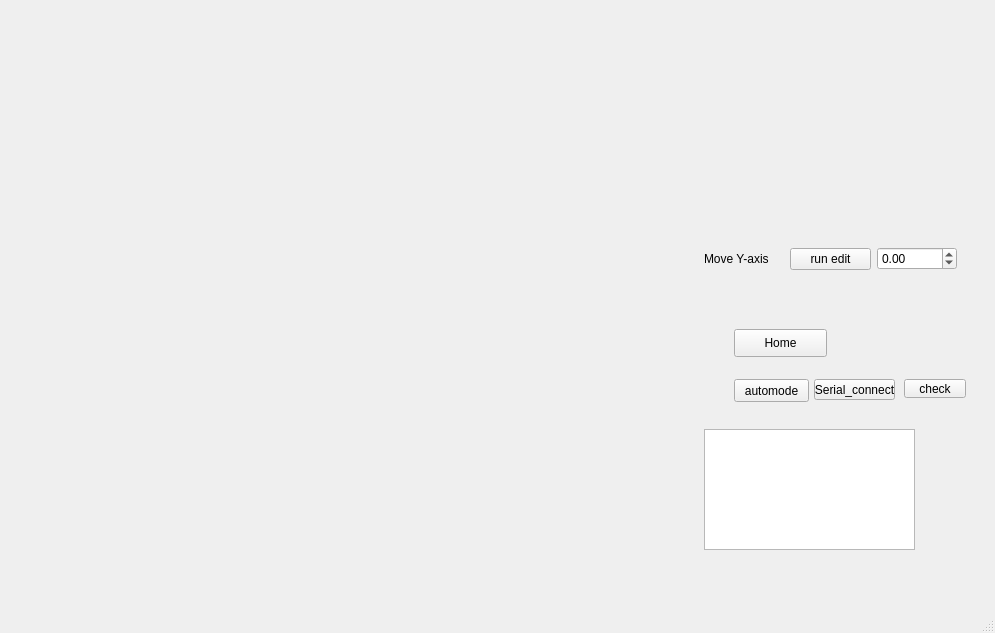
Old version of the form core/mainwindow.ui in the repository kmolLin/PAOM.
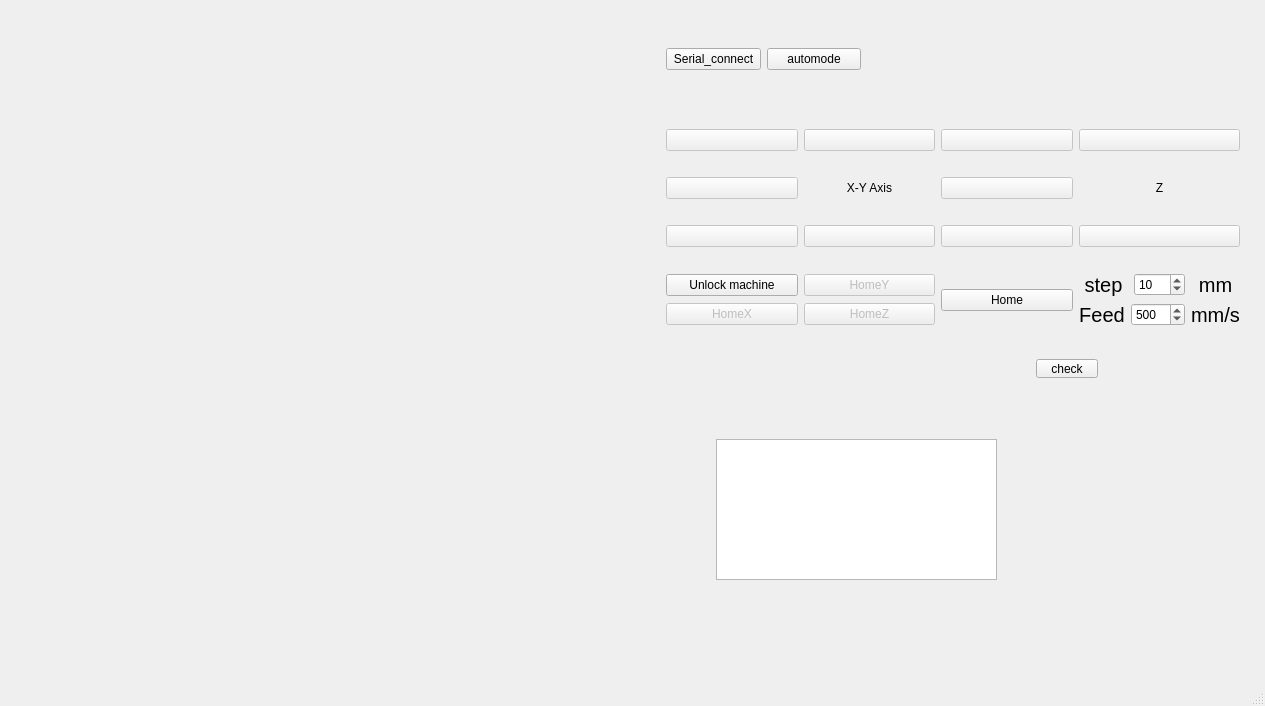
New version of the form. Icons and pictures are not drawn.

Diff of the .ui file:
```diff
--- a/core/mainwindow.ui
+++ b/core/mainwindow.ui
@@ -6,8 +6,8 @@
    <rect>
     <x>0</x>
     <y>0</y>
-    <width>995</width>
-    <height>633</height>
+    <width>1265</width>
+    <height>706</height>
    </rect>
   </property>
   <property name="windowTitle">
@@ -24,110 +24,25 @@
         </property>
        </widget>
       </item>
-      <item>
-       <widget class="QLabel" name="image2">
-        <property name="text">
-         <string/>
-        </property>
-       </widget>
-      </item>
       <item>
        <layout class="QHBoxLayout" name="test">
         <item>
          <widget class="QWidget" name="test_widget" native="true">
-          <widget class="QLabel" name="laplacian_label">
-           <property name="geometry">
-            <rect>
-             <x>60</x>
-             <y>60</y>
-             <width>111</width>
-             <height>31</height>
-            </rect>
-           </property>
-           <property name="text">
-            <string/>
-           </property>
-          </widget>
-          <widget class="QPushButton" name="automode_btn">
-           <property name="geometry">
-            <rect>
-             <x>70</x>
-             <y>370</y>
-             <width>75</width>
-             <height>23</height>
-            </rect>
-           </property>
-           <property name="text">
-            <string>automode</string>
-           </property>
-          </widget>
-          <widget class="QWidget" name="horizontalLayoutWidget">
-           <property name="geometry">
-            <rect>
-             <x>40</x>
-             <y>210</y>
-             <width>253</width>
-             <height>80</height>
-            </rect>
-           </property>
-           <layout class="QHBoxLayout" name="horizontalLayout_3">
-            <item>
-             <widget class="QLabel" name="label">
-              <property name="text">
-               <string>Move Y-axis</string>
-              </property>
-             </widget>
-            </item>
-            <item>
-             <widget class="QPushButton" name="pushButton">
-              <property name="text">
-               <string>run edit</string>
-              </property>
-             </widget>
-            </item>
-            <item>
-             <widget class="QDoubleSpinBox" name="y_step_spin">
-              <property name="minimum">
-               <double>-500.000000000000000</double>
-              </property>
-              <property name="maximum">
-               <double>500.000000000000000</double>
-              </property>
-              <property name="singleStep">
-               <double>0.100000000000000</double>
-              </property>
-             </widget>
-            </item>
-           </layout>
-          </widget>
-          <widget class="QPushButton" name="test_focus_btn">
-           <property name="geometry">
-            <rect>
-             <x>150</x>
-             <y>370</y>
-             <width>81</width>
-             <height>21</height>
-            </rect>
-           </property>
-           <property name="text">
-            <string>Serial_connect</string>
-           </property>
-          </widget>
           <widget class="QTextEdit" name="textEditReceived2">
            <property name="geometry">
             <rect>
-             <x>40</x>
-             <y>420</y>
-             <width>211</width>
-             <height>121</height>
+             <x>80</x>
+             <y>430</y>
+             <width>281</width>
+             <height>141</height>
             </rect>
            </property>
           </widget>
           <widget class="QPushButton" name="check_btn">
            <property name="geometry">
             <rect>
-             <x>240</x>
-             <y>370</y>
+             <x>400</x>
+             <y>350</y>
              <width>62</width>
              <height>19</height>
             </rect>
@@ -136,18 +51,459 @@
             <string>check</string>
            </property>
           </widget>
-          <widget class="QPushButton" name="machine_home_btn">
+          <widget class="QWidget" name="gridLayoutWidget">
            <property name="geometry">
             <rect>
-             <x>70</x>
-             <y>320</y>
-             <width>93</width>
-             <height>28</height>
+             <x>30</x>
+             <y>100</y>
+             <width>574</width>
+             <height>240</height>
             </rect>
            </property>
-           <property name="text">
-            <string>Home</string>
+           <layout class="QGridLayout" name="gridLayout">
+            <item row="0" column="2">
+             <widget class="QPushButton" name="right_up">
+              <property name="enabled">
+               <bool>false</bool>
+              </property>
+              <property name="text">
+               <string/>
+              </property>
+              <property name="icon">
+               <iconset resource="../images/icon.qrc">
+                <normaloff>:/icon/arrow_right_up.png</normaloff>:/icon/arrow_right_up.png</iconset>
+              </property>
+              <property name="iconSize">
+               <size>
+                <width>30</width>
+                <height>30</height>
+               </size>
+              </property>
+             </widget>
+            </item>
+            <item row="0" column="0">
+             <widget class="QPushButton" name="left_up">
+              <property name="enabled">
+               <bool>false</bool>
+              </property>
+              <property name="text">
+               <string/>
+              </property>
+              <property name="icon">
+               <iconset resource="../images/icon.qrc">
+                <normaloff>:/icon/arrow_left_up.png</normaloff>:/icon/arrow_left_up.png</iconset>
+              </property>
+              <property name="iconSize">
+               <size>
+                <width>30</width>
+                <height>30</height>
+               </size>
+              </property>
+             </widget>
+            </item>
+            <item row="0" column="1">
+             <widget class="QPushButton" name="yAxisup">
+              <property name="enabled">
+               <bool>false</bool>
+              </property>
+              <property name="text">
+               <string/>
+              </property>
+              <property name="icon">
+               <iconset resource="../images/icon.qrc">
+                <normaloff>:/icon/arrow-up-b.png</normaloff>:/icon/arrow-up-b.png</iconset>
+              </property>
+              <property name="iconSize">
+               <size>
+                <width>100</width>
+                <height>30</height>
+               </size>
+              </property>
+              <property name="shortcut">
+               <string/>
+              </property>
+             </widget>
+            </item>
+            <item row="3" column="1">
+             <widget class="QPushButton" name="yAxisdown">
+              <property name="enabled">
+               <bool>false</bool>
+              </property>
+              <property name="text">
+               <string/>
+              </property>
+              <property name="icon">
+               <iconset resource="../images/icon.qrc">
+                <normaloff>:/icon/arrow-down-b.png</normaloff>:/icon/arrow-down-b.png</iconset>
+              </property>
+              <property name="iconSize">
+               <size>
+                <width>30</width>
+                <height>30</height>
+               </size>
+              </property>
+             </widget>
+            </item>
+            <item row="1" column="2">
+             <widget class="QPushButton" name="xAxisrigh">
+              <property name="enabled">
+               <bool>false</bool>
+              </property>
+              <property name="text">
+               <string/>
+              </property>
+              <property name="icon">
+               <iconset resource="../images/icon.qrc">
+                <normaloff>:/icon/arrow-right-b.png</normaloff>:/icon/arrow-right-b.png</iconset>
+              </property>
+              <property name="iconSize">
+               <size>
+                <width>30</width>
+                <height>30</height>
+               </size>
+              </property>
+             </widget>
+            </item>
+            <item row="1" column="0">
+             <widget class="QPushButton" name="xAxisleft">
+              <property name="enabled">
+               <bool>false</bool>
+              </property>
+              <property name="text">
+               <string/>
+              </property>
+              <property name="icon">
+               <iconset resource="../images/icon.qrc">
+                <normaloff>:/icon/arrow-left-b.png</normaloff>:/icon/arrow-left-b.png</iconset>
+              </property>
+              <property name="iconSize">
+               <size>
+                <width>30</width>
+                <height>30</height>
+               </size>
+              </property>
+             </widget>
+            </item>
+            <item row="1" column="1">
+             <widget class="QLabel" name="label_7">
+              <property name="text">
+               <string>X-Y Axis</string>
+              </property>
+              <property name="alignment">
+               <set>Qt::AlignCenter</set>
+              </property>
+             </widget>
+            </item>
+            <item row="1" column="3">
+             <widget class="QLabel" name="label_6">
+              <property name="text">
+               <string>Z</string>
+              </property>
+              <property name="alignment">
+               <set>Qt::AlignCenter</set>
+              </property>
+             </widget>
+            </item>
+            <item row="0" column="3">
+             <widget class="QPushButton" name="zupButton">
+              <property name="enabled">
+               <bool>false</bool>
+              </property>
+              <property name="text">
+               <string/>
+              </property>
+              <property name="icon">
+               <iconset resource="../images/icon.qrc">
+                <normaloff>:/icon/arrow-up-a.png</normaloff>:/icon/arrow-up-a.png</iconset>
+              </property>
+              <property name="iconSize">
+               <size>
+                <width>30</width>
+                <height>30</height>
+               </size>
+              </property>
+             </widget>
+            </item>
+            <item row="3" column="2">
+             <widget class="QPushButton" name="right_down">
+              <property name="enabled">
+               <bool>false</bool>
+              </property>
+              <property name="text">
+               <string/>
+              </property>
+              <property name="icon">
+               <iconset resource="../images/icon.qrc">
+                <normaloff>:/icon/arrow_right_down.png</normaloff>:/icon/arrow_right_down.png</iconset>
+              </property>
+              <property name="iconSize">
+               <size>
+                <width>30</width>
+                <height>30</height>
+               </size>
+              </property>
+             </widget>
+            </item>
+            <item row="3" column="0">
+             <widget class="QPushButton" name="left_down">
+              <property name="enabled">
+               <bool>false</bool>
+              </property>
+              <property name="text">
+               <string/>
+              </property>
+              <property name="icon">
+               <iconset resource="../images/icon.qrc">
+                <normaloff>:/icon/arrow_leftdown.png</normaloff>:/icon/arrow_leftdown.png</iconset>
+              </property>
+              <property name="iconSize">
+               <size>
+                <width>30</width>
+                <height>30</height>
+               </size>
+              </property>
+             </widget>
+            </item>
+            <item row="3" column="3">
+             <widget class="QPushButton" name="zdownButton">
+              <property name="enabled">
+               <bool>false</bool>
+              </property>
+              <property name="text">
+               <string/>
+              </property>
+              <property name="icon">
+               <iconset resource="../images/icon.qrc">
+                <normaloff>:/icon/arrow-down-a.png</normaloff>:/icon/arrow-down-a.png</iconset>
+              </property>
+              <property name="iconSize">
+               <size>
+                <width>30</width>
+                <height>30</height>
+               </size>
+              </property>
+             </widget>
+            </item>
+            <item row="4" column="2">
+             <widget class="QPushButton" name="machine_home_btn">
+              <property name="text">
+               <string>Home</string>
+              </property>
+             </widget>
+            </item>
+            <item row="4" column="1">
+             <layout class="QVBoxLayout" name="verticalLayout_2">
+              <item>
+               <widget class="QPushButton" name="machine_homey_btn">
+                <property name="enabled">
+                 <bool>false</bool>
+                </property>
+                <property name="text">
+                 <string>HomeY</string>
+                </property>
+               </widget>
+              </item>
+              <item>
+               <widget class="QPushButton" name="machine_homez_btn">
+                <property name="enabled">
+                 <bool>false</bool>
+                </property>
+                <property name="text">
+                 <string>HomeZ</string>
+                </property>
+               </widget>
+              </item>
+             </layout>
+            </item>
+            <item row="4" column="0">
+             <layout class="QVBoxLayout" name="verticalLayout_3">
+              <item>
+               <widget class="QPushButton" name="unlockMachine">
+                <property name="palette">
+                 <palette>
+                  <active>
+                   <colorrole role="ButtonText">
+                    <brush brushstyle="SolidPattern">
+                     <color alpha="255">
+                      <red>0</red>
+                      <green>0</green>
+                      <blue>0</blue>
+                     </color>
+                    </brush>
+                   </colorrole>
+                  </active>
+                  <inactive>
+                   <colorrole role="ButtonText">
+                    <brush brushstyle="SolidPattern">
+                     <color alpha="255">
+                      <red>0</red>
+                      <green>0</green>
+                      <blue>0</blue>
+                     </color>
+                    </brush>
+                   </colorrole>
+                  </inactive>
+                  <disabled>
+                   <colorrole role="ButtonText">
+                    <brush brushstyle="SolidPattern">
+                     <color alpha="255">
+                      <red>30</red>
+                      <green>159</green>
+                      <blue>131</blue>
+                     </color>
+                    </brush>
+                   </colorrole>
+                  </disabled>
+                 </palette>
+                </property>
+                <property name="text">
+                 <string>Unlock machine</string>
+                </property>
+               </widget>
+              </item>
+              <item>
+               <widget class="QPushButton" name="machine_homex_btn">
+                <property name="enabled">
+                 <bool>false</bool>
+                </property>
+                <property name="text">
+                 <string>HomeX</string>
+                </property>
+               </widget>
+              </item>
+             </layout>
+            </item>
+            <item row="4" column="3">
+             <layout class="QVBoxLayout" name="verticalLayout_4">
+              <item>
+               <layout class="QHBoxLayout" name="horizontalLayout_4">
+                <item>
+                 <widget class="QLabel" name="label_11">
+                  <property name="font">
+                   <font>
+                    <pointsize>15</pointsize>
+                   </font>
+                  </property>
+                  <property name="text">
+                   <string>step</string>
+                  </property>
+                  <property name="alignment">
+                   <set>Qt::AlignCenter</set>
+                  </property>
+                 </widget>
+                </item>
+                <item>
+                 <widget class="QSpinBox" name="stepbox">
+                  <property name="minimum">
+                   <number>-100</number>
+                  </property>
+                  <property name="maximum">
+                   <number>100</number>
+                  </property>
+                  <property name="singleStep">
+                   <number>0</number>
+                  </property>
+                  <property name="value">
+                   <number>10</number>
+                  </property>
+                 </widget>
+                </item>
+                <item>
+                 <widget class="QLabel" name="label_12">
+                  <property name="font">
+                   <font>
+                    <pointsize>15</pointsize>
+                   </font>
+                  </property>
+                  <property name="text">
+                   <string>mm</string>
+                  </property>
+                  <property name="alignment">
+                   <set>Qt::AlignCenter</set>
+                  </property>
+                 </widget>
+                </item>
+               </layout>
+              </item>
+              <item>
+               <layout class="QHBoxLayout" name="horizontalLayout_6">
+                <item>
+                 <widget class="QLabel" name="label_13">
+                  <property name="font">
+                   <font>
+                    <pointsize>15</pointsize>
+                   </font>
+                  </property>
+                  <property name="text">
+                   <string>Feed</string>
+                  </property>
+                  <property name="alignment">
+                   <set>Qt::AlignCenter</set>
+                  </property>
+                 </widget>
+                </item>
+                <item>
+                 <widget class="QSpinBox" name="feedbox">
+                  <property name="minimum">
+                   <number>0</number>
+                  </property>
+                  <property name="maximum">
+                   <number>2000</number>
+                  </property>
+                  <property name="singleStep">
+                   <number>0</number>
+                  </property>
+                  <property name="value">
+                   <number>500</number>
+                  </property>
+                 </widget>
+                </item>
+                <item>
+                 <widget class="QLabel" name="label_14">
+                  <property name="font">
+                   <font>
+                    <pointsize>15</pointsize>
+                   </font>
+                  </property>
+                  <property name="text">
+                   <string>mm/s</string>
+                  </property>
+                  <property name="alignment">
+                   <set>Qt::AlignCenter</set>
+                  </property>
+                 </widget>
+                </item>
+               </layout>
+              </item>
+             </layout>
+            </item>
+           </layout>
+          </widget>
+          <widget class="QWidget" name="horizontalLayoutWidget_3">
+           <property name="geometry">
+            <rect>
+             <x>30</x>
+             <y>10</y>
+             <width>195</width>
+             <height>80</height>
+            </rect>
            </property>
+           <layout class="QHBoxLayout" name="horizontalLayout_5">
+            <item>
+             <widget class="QPushButton" name="test_focus_btn">
+              <property name="text">
+               <string>Serial_connect</string>
+              </property>
+             </widget>
+            </item>
+            <item>
+             <widget class="QPushButton" name="automode_btn">
+              <property name="text">
+               <string>automode</string>
+              </property>
+             </widget>
+            </item>
+           </layout>
           </widget>
          </widget>
         </item>
@@ -162,7 +518,7 @@
     <rect>
      <x>0</x>
      <y>0</y>
-     <width>995</width>
+     <width>1265</width>
      <height>25</height>
     </rect>
    </property>
```
Left out of the diff: 4 changed lines with no effect on the pictures.
